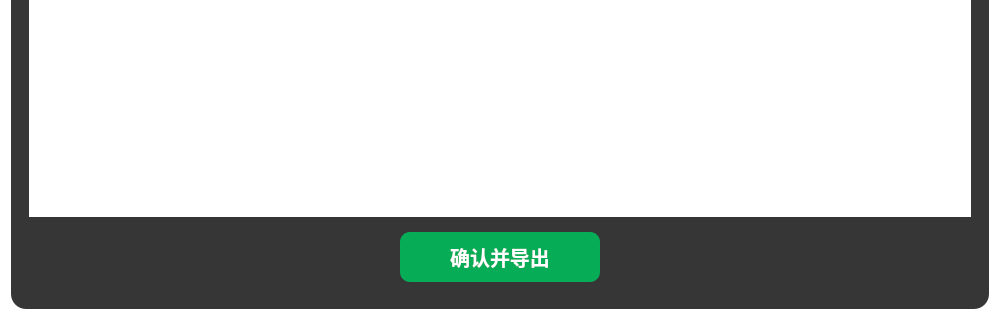
Before: the Qt Designer form ui/ui_design/main_win.ui in Epochmaking/xiaoxia_contribution_statistic_tool, drawn with Qt 5; both pictures show x 0 to 1000 and y 380 to 700 of the 1000 by 700 pixel window.
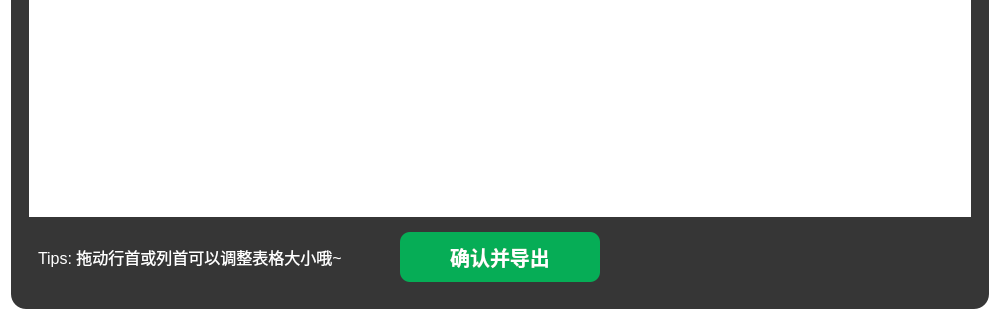
After: the same form once the commit is applied. The open tabs and pages were chosen to show the change. Icons and pictures are not drawn.

Commit message: - feat: 新增了新电脑第一次启动本软件，自动安装证书的功能 - fix: 修复了人机验证弹窗确认逻辑问题 - fix: 修复了第一步重新获取BIZ后“下一步”按钮再次触发获取BIZ的问题 - fix: 修复了在有置顶弹窗的情况下无法单击停止按钮的问题 - fix: 修复了数据库创建失败的问题 - fix: 优化了表格列头与边框样式问题 - fix: 优化UI界面提示信息

What changed in the file:
```diff
--- a/ui/ui_design/main_win.ui
+++ b/ui/ui_design/main_win.ui
@@ -1496,7 +1496,28 @@
 }</string>
                </property>
                <layout class="QHBoxLayout" name="horizontalLayout_7">
-                <item>
+                <item alignment="Qt::AlignmentFlag::AlignLeft">
+                 <widget class="QLabel" name="label_7">
+                  <property name="sizePolicy">
+                   <sizepolicy hsizetype="Fixed" vsizetype="Preferred">
+                    <horstretch>0</horstretch>
+                    <verstretch>0</verstretch>
+                   </sizepolicy>
+                  </property>
+                  <property name="font">
+                   <font>
+                    <pointsize>12</pointsize>
+                   </font>
+                  </property>
+                  <property name="styleSheet">
+                   <string notr="true">color: rgb(255, 255, 255);</string>
+                  </property>
+                  <property name="text">
+                   <string>Tips: 拖动行首或列首可以调整表格大小哦~</string>
+                  </property>
+                 </widget>
+                </item>
+                <item alignment="Qt::AlignmentFlag::AlignHCenter">
                  <widget class="QPushButton" name="export_file_btn">
                   <property name="sizePolicy">
                    <sizepolicy hsizetype="Fixed" vsizetype="Fixed">
@@ -1518,6 +1539,22 @@
                   </property>
                  </widget>
                 </item>
+                <item>
+                 <spacer name="horizontalSpacer_2">
+                  <property name="orientation">
+                   <enum>Qt::Orientation::Horizontal</enum>
+                  </property>
+                  <property name="sizeType">
+                   <enum>QSizePolicy::Policy::Fixed</enum>
+                  </property>
+                  <property name="sizeHint" stdset="0">
+                   <size>
+                    <width>310</width>
+                    <height>20</height>
+                   </size>
+                  </property>
+                 </spacer>
+                </item>
                </layout>
               </widget>
              </item>
```
Left out of the diff: 4 changed lines with no effect on the pictures. The commit also changes 20 other files.
